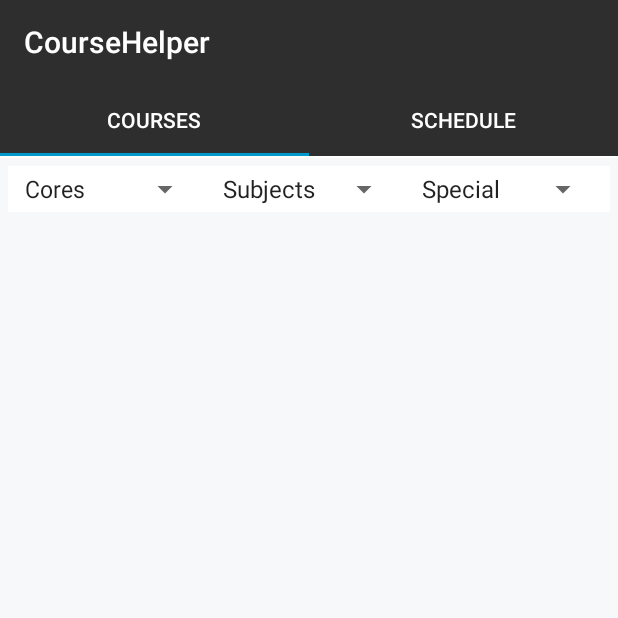
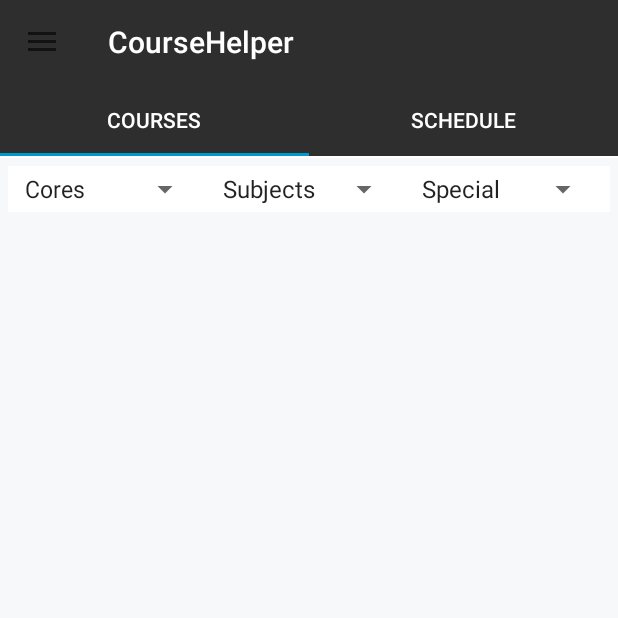
Before and after one commit to tomoaki3284/WSUCourseHelperApp, an Android app: the screen it shows after launch (MainActivity), on a phone screen of 412 x 824 dp, the top half of it. Run offline under Robolectric (Android 15) with nearby library versions, the phone set to English and light mode, and no system bars.

Commit message:
Feature Update: > Setup Navigation Drawer

```diff
--- a/app/build.gradle
+++ b/app/build.gradle
@@ -36,4 +36,6 @@ dependencies {
     // https://mvnrepository.com/artifact/com.fasterxml.jackson.core/jackson-databind
     compile group: 'com.fasterxml.jackson.core', name: 'jackson-databind', version: '2.11.0.rc1'
     implementation 'androidx.lifecycle:lifecycle-extensions:2.2.0'
+    implementation "androidx.navigation:navigation-fragment-ktx:2.1.0-alpha05"
+    implementation "androidx.navigation:navigation-ui-ktx:2.1.0-alpha05"
 }
--- a/app/src/main/java/com/example/coursehelper/View/MainActivity.java
+++ b/app/src/main/java/com/example/coursehelper/View/MainActivity.java
@@ -1,11 +1,22 @@
 package com.example.coursehelper.View;
 
+import androidx.appcompat.app.ActionBarDrawerToggle;
 import androidx.appcompat.widget.Toolbar;
 import androidx.appcompat.app.AppCompatActivity;
+
+import android.content.res.Configuration;
 import android.os.Bundle;
+import android.view.MenuItem;
+import android.widget.Toast;
+
+import androidx.core.view.GravityCompat;
+import androidx.drawerlayout.widget.DrawerLayout;
+import androidx.fragment.app.Fragment;
+import androidx.fragment.app.FragmentManager;
 import androidx.viewpager.widget.ViewPager;
 
 import com.example.coursehelper.R;
+import com.google.android.material.navigation.NavigationView;
 import com.google.android.material.tabs.TabItem;
 import com.google.android.material.tabs.TabLayout;
 import com.google.android.material.tabs.TabLayout.OnTabSelectedListener;
@@ -20,16 +31,29 @@ public class MainActivity extends AppCompatActivity {
     private PageAdapter pageAdapter;
     private TabItem tabCourses;
     private TabItem tabSchedule;
+    private DrawerLayout drawerLayout;
+    private NavigationView navView;
+    private ActionBarDrawerToggle drawerToggle;
 
     @Override
     protected void onCreate(Bundle savedInstanceState) {
         super.onCreate(savedInstanceState);
         setContentView(R.layout.activity_main);
 
-
         toolbar = findViewById(R.id.toolbar);
         toolbar.setTitle(getResources().getString(R.string.app_name));
         setSupportActionBar(toolbar);
+        getSupportActionBar().setDisplayHomeAsUpEnabled(true);
+
+        drawerLayout = findViewById(R.id.drawer_layout);
+        navView = findViewById(R.id.nav_view);
+        setupDrawerContent(navView);
+
+        drawerToggle = setupDrawerToggle();
+        // Setup toggle to display hamburger icon with nice animation
+        drawerToggle.setDrawerIndicatorEnabled(true);
+        drawerToggle.syncState();
+        drawerLayout.addDrawerListener(drawerToggle);
 
         tabLayout = findViewById(R.id.tablayout);
         tabCourses = findViewById(R.id.coursesTab);
@@ -58,4 +82,90 @@ public class MainActivity extends AppCompatActivity {
         // sync the swipe move with tabs
         viewPager.addOnPageChangeListener(new TabLayoutOnPageChangeListener(tabLayout));
     }
+
+    // `onPostCreate` called when activity start-up is complete after `onStart()`
+    // NOTE 1: Make sure to override the method with only a single `Bundle` argument
+    // Note 2: Make sure you implement the correct `onPostCreate(Bundle savedInstanceState)` method.
+    // There are 2 signatures and only `onPostCreate(Bundle state)` shows the hamburger icon.
+    @Override
+    protected void onPostCreate(Bundle savedInstanceState) {
+        super.onPostCreate(savedInstanceState);
+        // Sync the toggle state after onRestoreInstanceState has occurred.
+        drawerToggle.syncState();
+    }
+
+    @Override
+    public void onConfigurationChanged(Configuration newConfig) {
+        super.onConfigurationChanged(newConfig);
+        // Pass any configuration change to the drawer toggles
+        drawerToggle.onConfigurationChanged(newConfig);
+    }
+
+    private ActionBarDrawerToggle setupDrawerToggle() {
+        // NOTE: Make sure you pass in a valid toolbar reference.  ActionBarDrawToggle() does not require it
+        // and will not render the hamburger icon without it.
+        return new ActionBarDrawerToggle(this, drawerLayout, toolbar, R.string.app_name,  R.string.app_name);
+    }
+
+    private void setupDrawerContent(NavigationView navigationView) {
+        navigationView.setNavigationItemSelectedListener(
+                new NavigationView.OnNavigationItemSelectedListener() {
+                    @Override
+                    public boolean onNavigationItemSelected(MenuItem menuItem) {
+                        selectDrawerItem(menuItem);
+                        return true;
+                    }
+                });
+    }
+
+    public void selectDrawerItem(MenuItem menuItem) {
+        // Create a new fragment and specify the fragment to show based on nav item clicked
+        Fragment fragment = null;
+        Class fragmentClass;
+        switch(menuItem.getItemId()) {
+            case R.id.nav_schedule:
+//                fragmentClass = FirstFragment.class;
+//                break;
+//            case R.id.nav_second_fragment:
+//                fragmentClass = SecondFragment.class;
+//                break;
+//            case R.id.nav_third_fragment:
+//                fragmentClass = ThirdFragment.class;
+//                break;
+            default:
+                Toast.makeText(this, "Hello", Toast.LENGTH_SHORT).show();
+        }
+
+        try {
+//            fragment = (Fragment) fragmentClass.newInstance();
+        } catch (Exception e) {
+            e.printStackTrace();
+        }
+
+        // Insert the fragment by replacing any existing fragment
+        FragmentManager fragmentManager = getSupportFragmentManager();
+//        fragmentManager.beginTransaction().replace(R.id.flContent, fragment).commit();
+
+        // Highlight the selected item has been done by NavigationView
+        menuItem.setChecked(true);
+        // Set action bar title
+        setTitle(menuItem.getTitle());
+        // Close the navigation drawer
+        drawerLayout.closeDrawers();
+    }
+
+    @Override
+    public boolean onOptionsItemSelected(MenuItem item) {
+        if (drawerToggle.onOptionsItemSelected(item)) {
+            return true;
+        }
+
+        // The action bar home/up action should open or close the drawer.
+        switch(item.getItemId()) {
+            case android.R.id.home:
+                drawerLayout.openDrawer(GravityCompat.START);
+                return true;
+        }
+        return super.onOptionsItemSelected(item);
+    }
 }
--- a/app/src/main/res/layout/activity_main.xml
+++ b/app/src/main/res/layout/activity_main.xml
@@ -1,13 +1,19 @@
 <?xml version="1.0" encoding="utf-8"?>
-<LinearLayout xmlns:android="http://schemas.android.com/apk/res/android"
+<androidx.drawerlayout.widget.DrawerLayout
+    xmlns:android="http://schemas.android.com/apk/res/android"
     xmlns:app="http://schemas.android.com/apk/res-auto"
-    xmlns:tools="http://schemas.android.com/tools"
+    android:id="@+id/drawer_layout"
+    android:layout_width="match_parent"
+    android:layout_height="match_parent"
+    android:fitsSystemWindows="true">
+
+    <!-- Layout to contain contents of main body of screen (drawer will slide over this) -->
+    <LinearLayout
         style="@style/LinearLayout"
         android:layout_width="match_parent"
         android:layout_height="match_parent"
         android:background="@android:color/white"
-    android:orientation="vertical"
-    tools:context=".View.MainActivity">
+        android:orientation="vertical">
 
         <androidx.appcompat.widget.Toolbar
             android:id="@+id/toolbar"
@@ -49,3 +55,18 @@
             android:layout_width="match_parent"
             android:layout_height="wrap_content" />
     </LinearLayout>
+
+    <!-- Container for contents of drawer - use NavigationView to make configuration easier -->
+    <com.google.android.material.navigation.NavigationView
+        android:id="@+id/nav_view"
+        android:layout_width="wrap_content"
+        android:layout_height="match_parent"
+        android:layout_gravity="start"
+        android:fitsSystemWindows="true"
+        app:headerLayout="@layout/nav_header"
+        app:menu="@menu/main_menu">
+
+
+    </com.google.android.material.navigation.NavigationView>
+
+</androidx.drawerlayout.widget.DrawerLayout>
--- /dev/null
+++ b/app/src/main/res/menu/main_menu.xml
@@ -0,0 +1,28 @@
+<?xml version="1.0" encoding="utf-8"?>
+<menu xmlns:android="http://schemas.android.com/apk/res/android">
+    <group android:checkableBehavior="single">
+        <item
+            android:id="@+id/nav_schedule"
+            android:icon="@drawable/ic_schedule"
+            android:title="Schedule" />
+        <item
+            android:id="@+id/nav_courses"
+            android:icon="@drawable/ic_courses"
+            android:title="Courses" />
+        <item
+            android:id="@+id/nav_register"
+            android:icon="@drawable/ic_register"
+            android:title="Register" />
+    </group>
+
+    <item android:title="Communicate">
+        <menu>
+            <item
+                android:id="@+id/nav_share"
+                android:title="Feedback" />
+            <item
+                android:id="@+id/nav_send"
+                android:title="Rate My Professor" />
+        </menu>
+    </item>
+</menu>
```
Also changed, not shown: app/src/main/res/layout/nav_header.xml (added, +18 -0 lines), app/src/main/res/drawable-v24/ic_courses.png (added), app/src/main/res/drawable-v24/ic_hamburger.png (added), app/src/main/res/drawable-v24/ic_register.png (added), app/src/main/res/drawable-v24/ic_schedule.png (added). Lines whose indentation alone changed are shown as unchanged.
